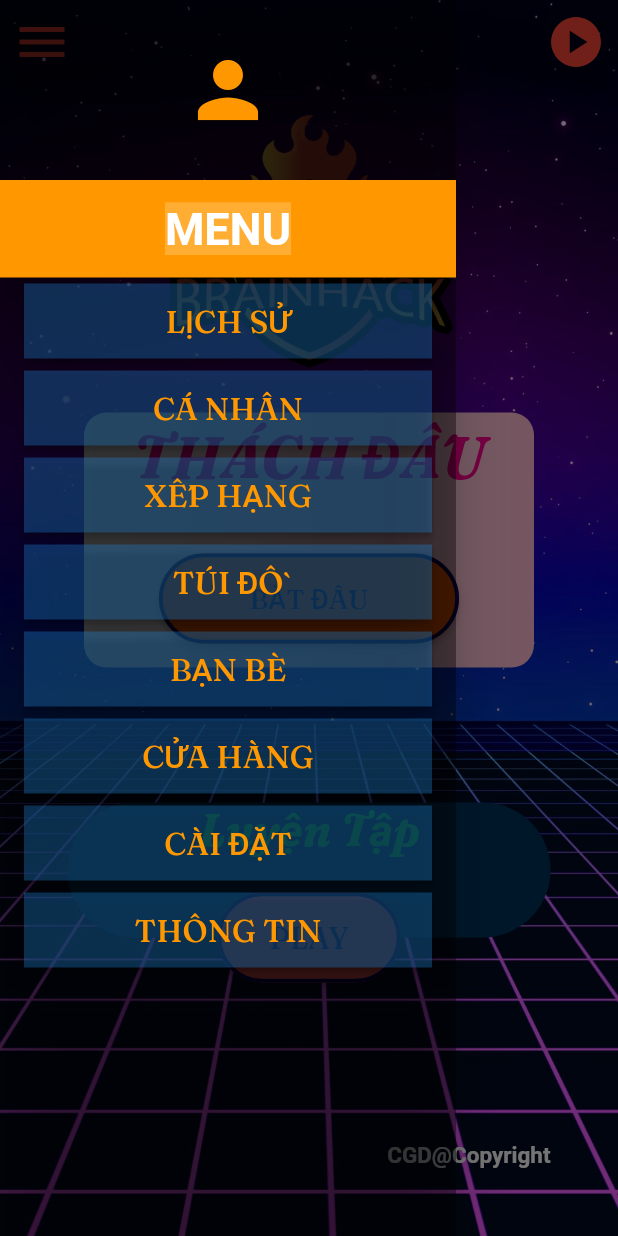
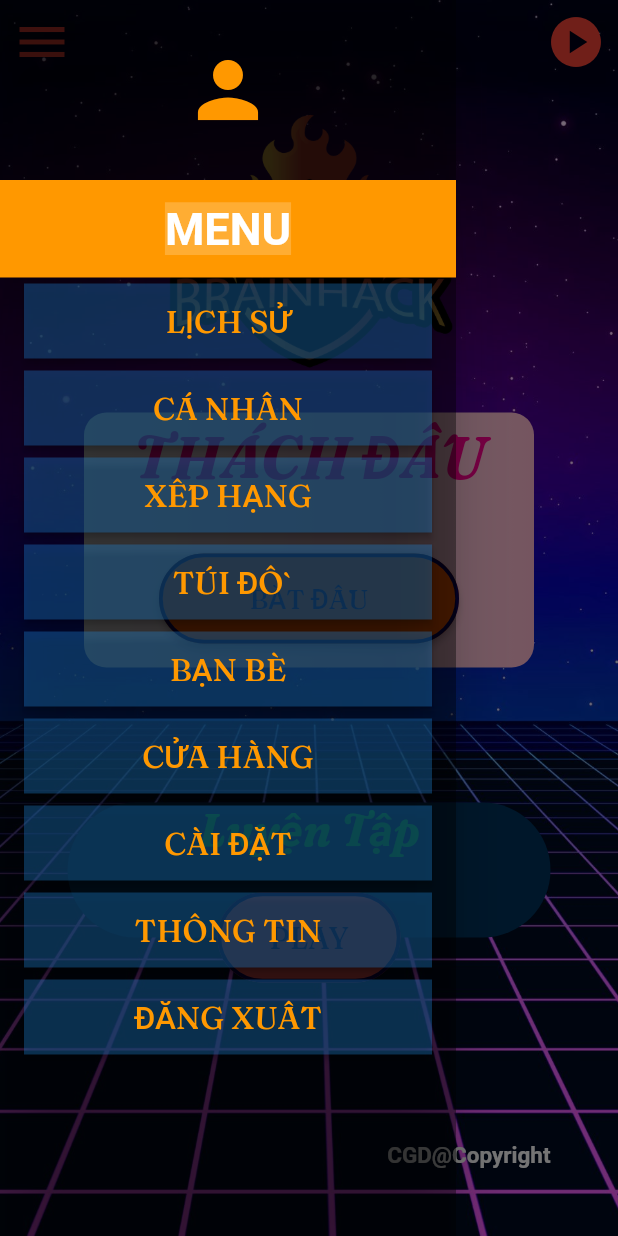
Before and after one commit to chicuong0215/BrainHackFlutter, a Flutter app: the Menu screen opened directly, with the side drawer open, on a phone screen of 412 x 824 dp. Run offline on Flutter 3.47's test engine with Material 2 defaults, Android fonts, the phone set to English and light mode, and no system bars; our stand-ins replace google_fonts.

Commit message:
update menu-drawer

```diff
--- a/lib/main.dart
+++ b/lib/main.dart
@@ -1,5 +1,4 @@
 import 'package:brain_hack/login.dart';
-import 'package:brain_hack/menu.dart';
 import 'package:flutter/material.dart';
 import 'package:flutter/services.dart';
 
@@ -15,7 +14,7 @@ class MyApp extends StatelessWidget {
     SystemChrome.setEnabledSystemUIMode(SystemUiMode.immersive);
     return MaterialApp(
       debugShowCheckedModeBanner: false,
-      home: Menu(),
+      home: Login(),
     );
   }
 }
--- a/lib/menu.dart
+++ b/lib/menu.dart
@@ -1,5 +1,4 @@
 import 'package:brain_hack/dialog_challenge.dart';
-import 'package:brain_hack/dialog_exit.dart';
 import 'package:brain_hack/menu_drawer.dart';
 import 'package:flutter/material.dart';
 
@@ -54,7 +53,7 @@ class _Menu extends State<Menu> {
           )
         ],
       ),
-      drawer: const MenuDrawer(),
+      drawer: MenuDrawer(),
       body: Container(
         padding: const EdgeInsets.all(45),
         decoration: const BoxDecoration(
@@ -116,7 +115,6 @@ class _Menu extends State<Menu> {
               Stack(
                 children: [
                   Container(
-                    child: Container(
                     padding: const EdgeInsets.only(top: 90),
                     decoration: const BoxDecoration(),
                     child: Container(
@@ -132,7 +130,6 @@ class _Menu extends State<Menu> {
                         children: [
                           tvLuyenTap,
                         ],
-                        ),
                       ),
                     ),
                   ),
--- a/lib/menu_drawer.dart
+++ b/lib/menu_drawer.dart
@@ -1,3 +1,4 @@
+import 'package:brain_hack/dialog_exit.dart';
 import 'package:flutter/material.dart';
 
 class MenuDrawer extends StatelessWidget {
@@ -36,48 +37,63 @@ class MenuDrawer extends StatelessWidget {
           ListTile(
             title: const Button(
               title: "LỊCH SỬ",
+              widget: DialogExit(),
             ),
             onTap: () {},
           ),
           ListTile(
             title: const Button(
               title: "CÁ NHÂN",
+              widget: DialogExit(),
             ),
             onTap: () {},
           ),
           ListTile(
             title: const Button(
               title: "XẾP HẠNG",
+              widget: DialogExit(),
             ),
             onTap: () {},
           ),
           ListTile(
             title: const Button(
               title: "TÚI ĐỒ",
+              widget: DialogExit(),
             ),
             onTap: () {},
           ),
           ListTile(
             title: const Button(
               title: "BẠN BÈ",
+              widget: DialogExit(),
             ),
             onTap: () {},
           ),
           ListTile(
             title: const Button(
               title: "CỬA HÀNG",
+              widget: DialogExit(),
             ),
             onTap: () {},
           ),
           ListTile(
             title: const Button(
               title: "CÀI ĐẶT",
+              widget: DialogExit(),
             ),
             onTap: () {},
           ),
           ListTile(
             title: const Button(
               title: "THÔNG TIN",
+              widget: DialogExit(),
+            ),
+            onTap: () {},
+          ),
+          ListTile(
+            title: const Button(
+              title: "ĐĂNG XUẤT",
+              widget: DialogExit(),
             ),
             onTap: () {},
           )
@@ -89,7 +105,9 @@ class MenuDrawer extends StatelessWidget {
 
 class Button extends StatelessWidget {
   final String title;
-  const Button({Key? key, required this.title}) : super(key: key);
+  final Widget widget;
+  const Button({Key? key, required this.title, required this.widget})
+      : super(key: key);
 
   @override
   Widget build(BuildContext context) {
@@ -101,7 +119,16 @@ class Button extends StatelessWidget {
           borderRadius: BorderRadius.circular(0),
         ),
       ),
-      onPressed: () {},
+      onPressed: () {
+        Navigator.pop(context);
+        showDialog(
+          barrierColor: Colors.black26,
+          context: context,
+          builder: (context) {
+            return widget;
+          },
+        );
+      },
       child: Text(
         title,
         style: const TextStyle(
```
Lines whose indentation alone changed are shown as unchanged.
